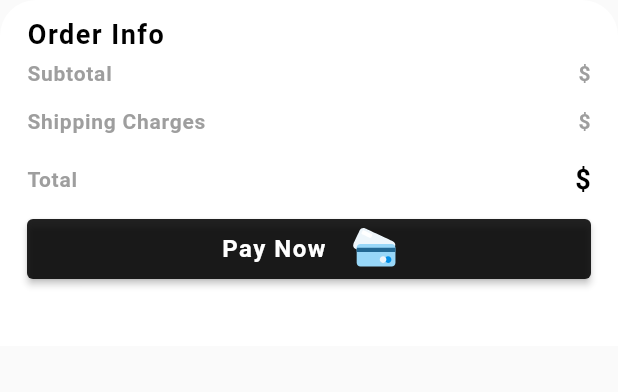
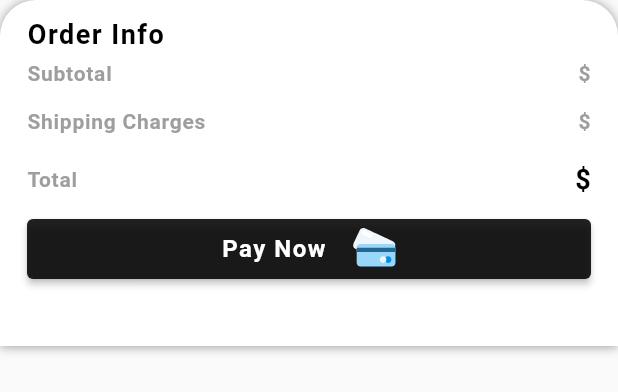
Before and after one commit to Prakaship78/ecommerce_dummy, a Flutter app: the CartCheckoutWidget widget shown alone on an empty page, opened directly, on a phone screen of 412 x 824 dp. Shown: the top 392 px of the screen. Run offline on Flutter 3.47's test engine with Material 2 defaults, Android fonts, the phone set to English and light mode, and no system bars; our stand-ins replace cached_network_image, get, lottie; network calls fail.

Commit message:
add blur blur radius

```diff
--- a/lib/view/homepage_view.dart
+++ b/lib/view/homepage_view.dart
@@ -93,7 +93,7 @@ class HomePageView extends StatelessWidget {
                             itemCount: _controller.products.length,
                             gridDelegate:
                                 const SliverGridDelegateWithFixedCrossAxisCount(
-                                    childAspectRatio: 0.7,
+                                    childAspectRatio: 0.6,
                                     crossAxisCount: 2,
                                     crossAxisSpacing: 20,
                                     mainAxisSpacing: 20),
--- a/lib/widgets/cart_checkout_widget.dart
+++ b/lib/widgets/cart_checkout_widget.dart
@@ -20,9 +20,16 @@ class CartCheckoutWidget extends StatelessWidget {
       padding: const EdgeInsets.symmetric(vertical: 12, horizontal: 18),
       height: MediaQuery.of(context).size.height * 0.28,
       decoration: const BoxDecoration(
-          color: Colors.white,
-          borderRadius: BorderRadius.only(
-              topLeft: Radius.circular(24), topRight: Radius.circular(24))),
+        color: Colors.white,
+        borderRadius: BorderRadius.only(
+            topLeft: Radius.circular(24), topRight: Radius.circular(24)),
+        boxShadow: [
+          BoxShadow(
+            color: Colors.grey,
+            blurRadius: 5.0,
+          ),
+        ],
+      ),
       child: Column(
         crossAxisAlignment: CrossAxisAlignment.stretch,
         children: [
--- a/lib/widgets/sucess_widget.dart
+++ b/lib/widgets/sucess_widget.dart
@@ -13,7 +13,7 @@ class SuccessWidget extends StatelessWidget {
       decoration: const BoxDecoration(
           borderRadius: BorderRadius.only(
               topLeft: Radius.circular(20), topRight: Radius.circular(20)),
-          color: Colors.white),
+          color: Colors.grey),
       child: Center(
         child: Lottie.asset('assets/sucess.json'),
       ),
```
